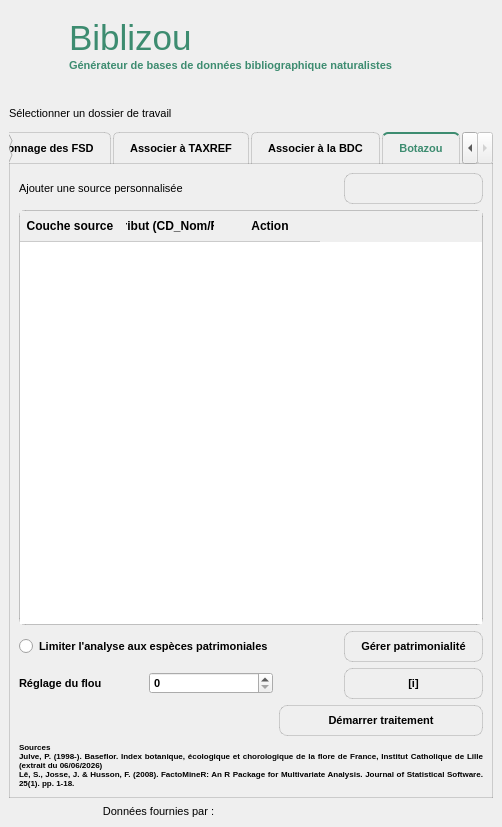
Qt form biblizou_dockwidget_base.ui (Ki-Mor/biblizou) before a commit.
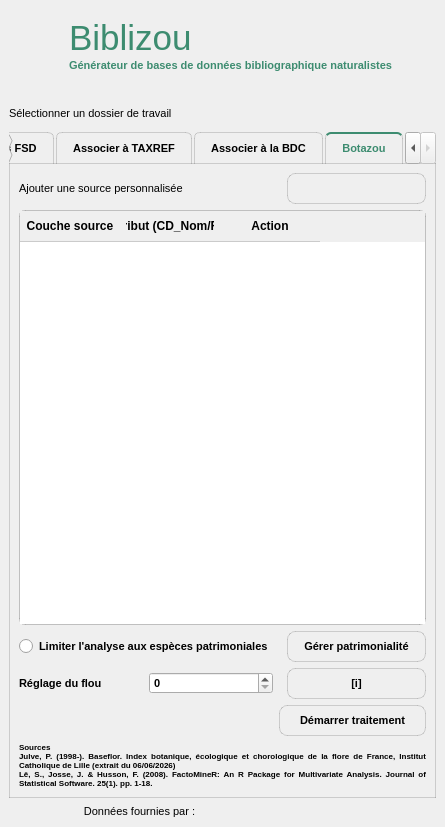
The same form after that commit. Icons and pictures are not drawn. Custom widgets are drawn as their Qt base class.

Commit message: correction d'oublis dans le refactor de botanix vers botazou

```diff
--- a/biblizou_dockwidget_base.ui
+++ b/biblizou_dockwidget_base.ui
@@ -6,7 +6,7 @@
    <rect>
     <x>0</x>
     <y>0</y>
-    <width>502</width>
+    <width>434</width>
     <height>827</height>
    </rect>
   </property>
```
